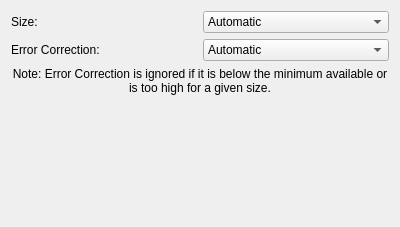
Before: the Qt Designer form frontend_qt/grpGrid.ui in zint/zint, drawn with Qt 5.
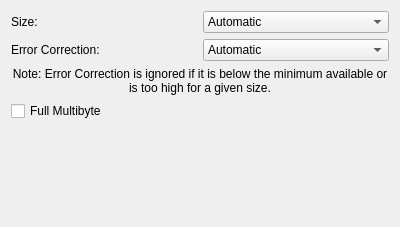
After: the same form once the commit is applied.

```diff
--- a/frontend_qt/grpGrid.ui
+++ b/frontend_qt/grpGrid.ui
@@ -179,6 +179,19 @@
      </property>
     </widget>
    </item>
+   <item>
+    <widget class="QCheckBox" name="chkGridFullMultibyte">
+     <property name="text">
+      <string>Full Multibyte</string>
+     </property>
+     <property name="checked">
+      <bool>false</bool>
+     </property>
+     <property name="toolTip">
+      <string>Use Hanzi multibyte encoding for binary and Latin data</string>
+     </property>
+    </widget>
+   </item>
    <item>
     <spacer name="verticalSpacer">
      <property name="orientation">
```
